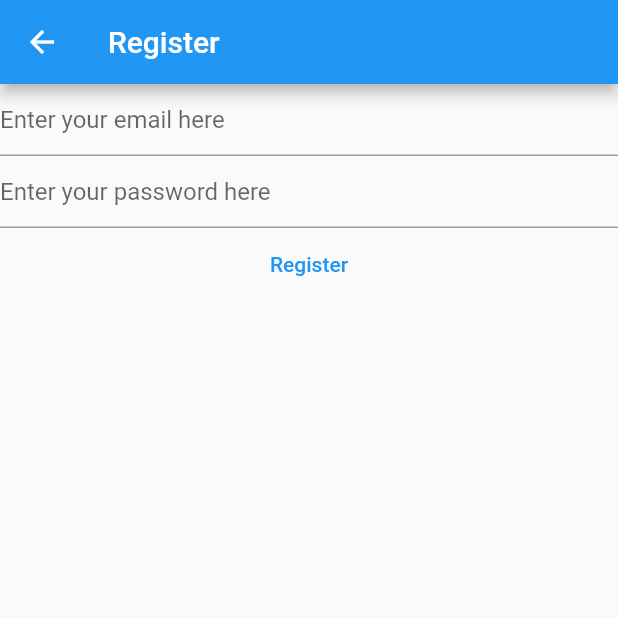
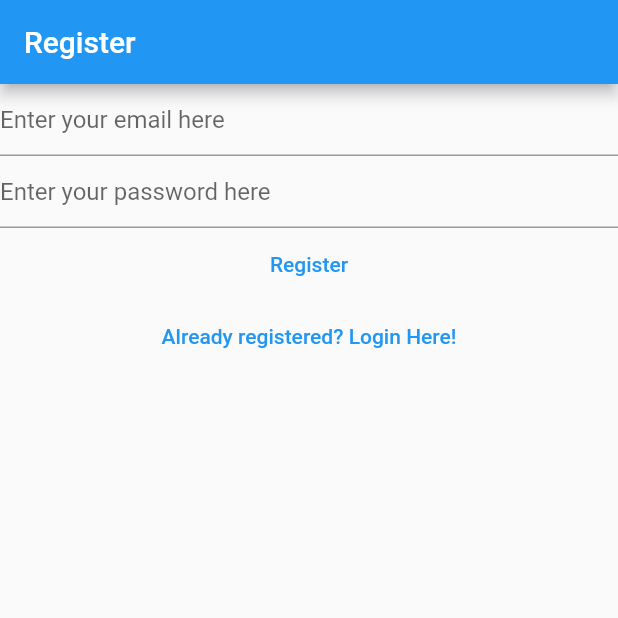
Before and after one commit to sammy4gh/small-flutter-notes, a Flutter app: the RegisterView screen opened directly, on a phone screen of 412 x 824 dp, the top half of it. Run offline on Flutter 3.47's test engine with Material 2 defaults, Android fonts, the phone set to English and light mode, and no system bars; our stand-ins replace firebase_auth, firebase_core; accounts and stored records are empty.

Commit message:
link between login and register views

```diff
--- a/lib/view/register_view.dart
+++ b/lib/view/register_view.dart
@@ -1,8 +1,5 @@
 import 'package:firebase_auth/firebase_auth.dart';
-import 'package:firebase_core/firebase_core.dart';
 import 'package:flutter/material.dart';
-
-import '../firebase_options.dart';
 
 class RegisterView extends StatefulWidget {
   const RegisterView({Key? key}) : super(key: key);
@@ -33,32 +30,25 @@ class _RegisterViewState extends State<RegisterView> {
   Widget build(BuildContext context) {
     return Scaffold(
       appBar: AppBar(
-        title: const Text("Register"),
+        title: const Text('Register'),
       ),
-      body: FutureBuilder(
-        future: Firebase.initializeApp(
-          options: DefaultFirebaseOptions.currentPlatform,
-        ),
-        builder: (BuildContext context, AsyncSnapshot<dynamic> snapshot) {
-          switch (snapshot.connectionState) {
-            case ConnectionState.done:
-              return Column(
+      body: Column(
         children: [
           TextField(
             controller: _email,
             enableSuggestions: false,
             autocorrect: false,
             keyboardType: TextInputType.emailAddress,
-                    decoration: const InputDecoration(
-                        hintText: "Enter your email here"),
+            decoration:
+                const InputDecoration(hintText: "Enter your email here"),
           ),
           TextField(
             controller: _password,
             obscureText: true,
             enableSuggestions: false,
             autocorrect: false,
-                    decoration: const InputDecoration(
-                        hintText: "Enter your password here"),
+            decoration:
+                const InputDecoration(hintText: "Enter your password here"),
           ),
           TextButton(
             onPressed: () async {
@@ -81,12 +71,13 @@ class _RegisterViewState extends State<RegisterView> {
             },
             child: const Text("Register"),
           ),
+          TextButton(
+              onPressed: () {
+                Navigator.of(context)
+                    .pushNamedAndRemoveUntil('/login/', (route) => false);
+              },
+              child: const Text('Already registered? Login Here!'))
         ],
-              );
-            default:
-              return const CircularProgressIndicator();
-          }
-        },
       ),
     );
   }
```
Also changed, not shown: lib/main.dart (+17 -12 lines), lib/view/login_view.dart (+12 -21 lines), lib/view/verify_email_view.dart (added, +31 -0 lines). Lines whose indentation alone changed are shown as unchanged.
